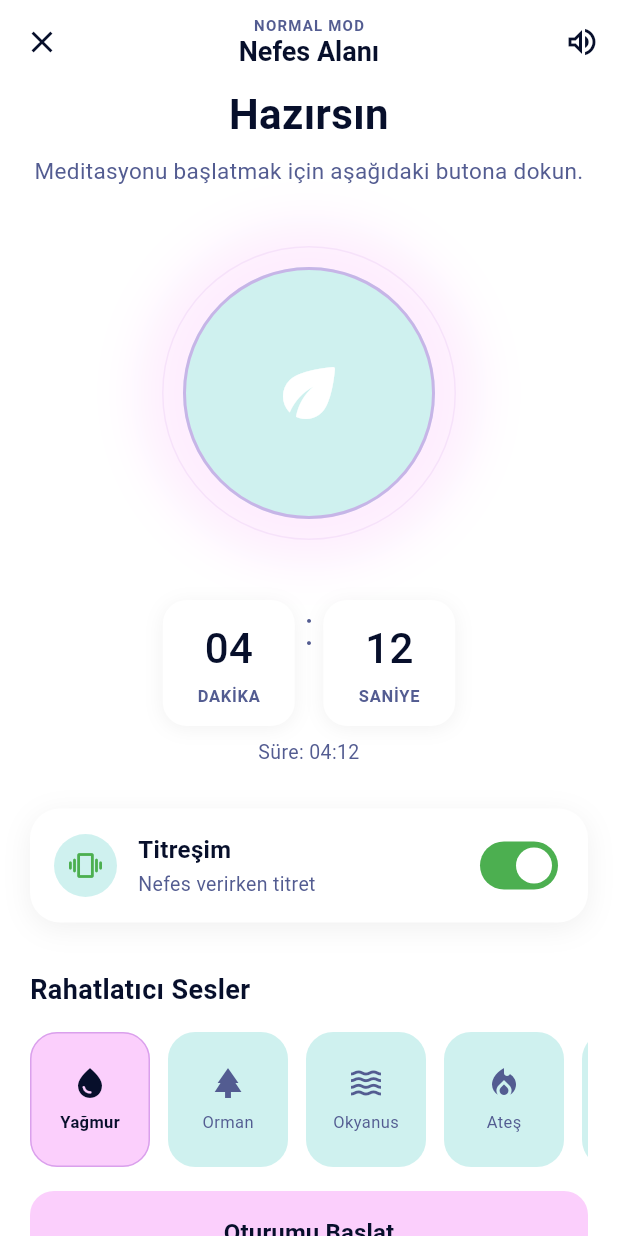
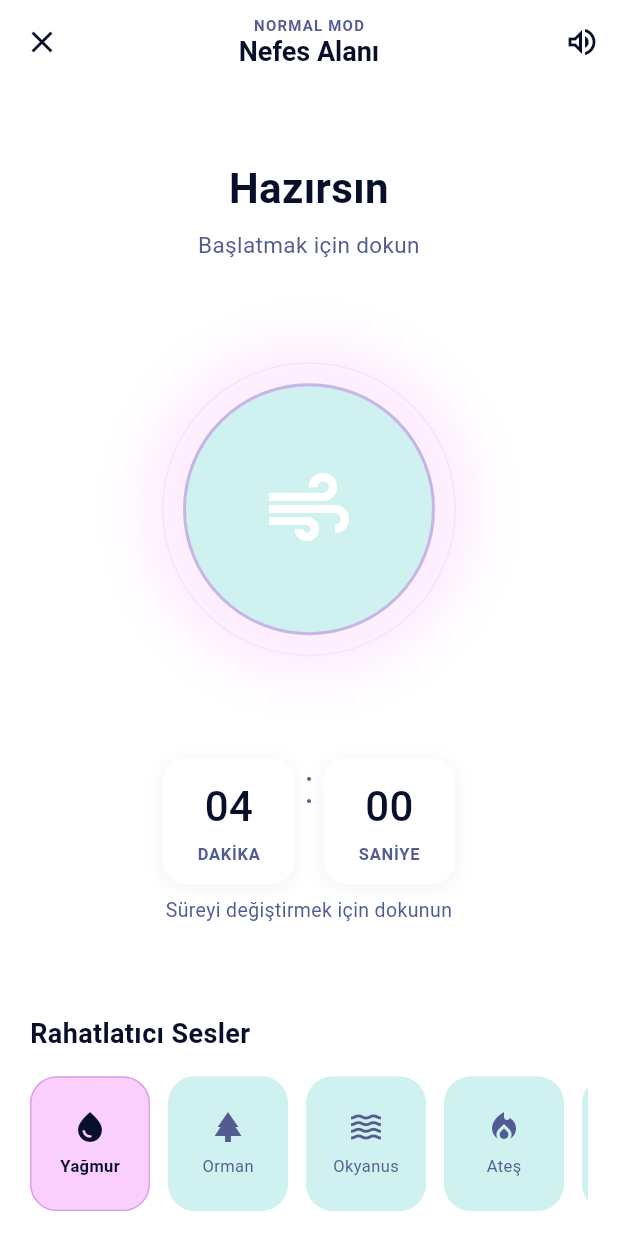
Before and after one commit to elifcerenaslan/empathConnect, a Flutter app: the screen it shows after launch, item 4 of the bottom bar chosen, on a phone screen of 412 x 824 dp. Run offline on Flutter 3.47's test engine with Material 3 defaults, Android fonts, the phone set to English and light mode, and no system bars; our stand-ins replace cloud_firestore, firebase_auth, firebase_core, flutter_map, google_generative_ai, image_picker and 3 more; accounts and stored records are empty.

Commit message:
meditasyon güncellemesi

```diff
--- a/lib/features/meditation/view/meditation_view.dart
+++ b/lib/features/meditation/view/meditation_view.dart
@@ -28,18 +28,17 @@ class MeditationView extends StatefulWidget {
 
 class _MeditationViewState extends State<MeditationView>
     with TickerProviderStateMixin {
-  static const int _totalSessionSeconds = 4 * 60 + 12;
+  int _totalSessionSeconds = 4 * 60;
 
   late AnimationController _breathController;
   final AudioPlayer _audioPlayer = AudioPlayer();
   Ticker? _sessionCountdownTicker;
 
-  bool _vibrationOn = true;
   bool _wasExhaling = false;
   bool _sessionActive = false;
   bool _muted = false;
 
-  int _remainingSeconds = _totalSessionSeconds;
+  late int _remainingSeconds = _totalSessionSeconds;
 
   String selectedSound = 'Yağmur';
 
@@ -85,9 +84,6 @@ class _MeditationViewState extends State<MeditationView>
     if (!_sessionActive) return;
     final v = _breathController.value;
     final isExhaling = v > 0.5;
-    if (_vibrationOn && isExhaling && !_wasExhaling) {
-      HapticFeedback.mediumImpact();
-    }
     _wasExhaling = isExhaling;
   }
 
@@ -170,9 +166,13 @@ class _MeditationViewState extends State<MeditationView>
       _sessionActive = false;
       _remainingSeconds = _totalSessionSeconds;
     });
-    ScaffoldMessenger.of(context).showSnackBar(
-      const SnackBar(content: Text('Meditasyon süresi tamamlandı.')),
-    );
+
+    try {
+      await _audioPlayer.setAsset('assets/sounds/ding.mp3');
+      await _audioPlayer.setLoopMode(LoopMode.off);
+      await _audioPlayer.setVolume(_muted ? 0 : 1);
+      await _audioPlayer.play();
+    } catch (_) {}
   }
 
   Future<void> _teardownPlayback() async {
@@ -189,6 +189,62 @@ class _MeditationViewState extends State<MeditationView>
       _remainingSeconds = _totalSessionSeconds;
     });
     Navigator.of(context).maybePop();
+  }
+
+  Future<void> _stopSession() async {
+    await _teardownPlayback();
+    if (!mounted) return;
+    setState(() {
+      _sessionActive = false;
+      _remainingSeconds = _totalSessionSeconds;
+    });
+  }
+
+  void _showTimePicker() {
+    if (_sessionActive) return;
+    showModalBottomSheet(
+      context: context,
+      backgroundColor: Colors.transparent,
+      builder: (context) {
+        final isDarkMode = Theme.of(context).brightness == Brightness.dark;
+        return Container(
+          height: 300,
+          decoration: BoxDecoration(
+            color: isDarkMode ? const Color(0xFF1C1C2D) : Colors.white,
+            borderRadius: const BorderRadius.vertical(top: Radius.circular(20)),
+          ),
+          child: Column(
+            children: [
+              const Padding(
+                padding: EdgeInsets.all(16.0),
+                child: Text(
+                  'Meditasyon Süresi (Dakika)',
+                  style: TextStyle(fontSize: 18, fontWeight: FontWeight.bold),
+                ),
+              ),
+              Expanded(
+                child: ListView.builder(
+                  itemCount: 60,
+                  itemBuilder: (context, index) {
+                    final minutes = index + 1;
+                    return ListTile(
+                      title: Text('$minutes Dakika', textAlign: TextAlign.center),
+                      onTap: () {
+                        setState(() {
+                          _totalSessionSeconds = minutes * 60;
+                          _remainingSeconds = _totalSessionSeconds;
+                        });
+                        Navigator.pop(context);
+                      },
+                    );
+                  },
+                ),
+              ),
+            ],
+          ),
+        );
+      },
+    );
   }
 
   Future<void> _toggleMute() async {
@@ -240,13 +296,6 @@ class _MeditationViewState extends State<MeditationView>
     final subtle = isDarkMode
         ? AppTheme.meditationTextMutedDark
         : AppTheme.meditationTextMutedLight;
-
-    final endBg = isDarkMode
-        ? AppTheme.meditationEndButtonBackgroundDark
-        : AppTheme.meditationEndButtonBackgroundLight;
-    final endFg = isDarkMode
-        ? AppTheme.meditationEndButtonForegroundDark
-        : AppTheme.meditationEndButtonForegroundLight;
 
     final (minStr, secStr) = _timerDigits();
 
@@ -300,6 +349,7 @@ class _MeditationViewState extends State<MeditationView>
         child: Column(
           crossAxisAlignment: CrossAxisAlignment.stretch,
           children: [
+            SizedBox(height: MediaQuery.of(context).size.height * 0.06),
             AnimatedBuilder(
               animation: _breathController,
               builder: (context, child) {
@@ -324,8 +374,8 @@ class _MeditationViewState extends State<MeditationView>
                     const SizedBox(height: 8),
                     Text(
                       _sessionActive
-                          ? 'Sakinleşmek için ritmi izle.'
-                          : 'Meditasyonu başlatmak için aşağıdaki butona dokun.',
+                          ? 'Durdurmak için dokun'
+                          : 'Başlatmak için dokun',
                       textAlign: TextAlign.center,
                       style: TextStyle(
                         fontSize: 15,
@@ -333,18 +383,29 @@ class _MeditationViewState extends State<MeditationView>
                         color: subtle,
                       ),
                     ),
-                    const SizedBox(height: 28),
-                    Transform.scale(
+                    const SizedBox(height: 56),
+                    GestureDetector(
+                      onTap: () {
+                        if (_sessionActive) {
+                          _stopSession();
+                        } else {
+                          _startSession();
+                        }
+                      },
+                      child: Transform.scale(
                         scale: scale,
                         child: child,
+                      ),
                     ),
                   ],
                 );
               },
               child: _BreathOrb(isDarkMode: isDarkMode),
             ),
-            const SizedBox(height: 28),
-            Row(
+            const SizedBox(height: 56),
+            GestureDetector(
+              onTap: _showTimePicker,
+              child: Row(
                 mainAxisAlignment: MainAxisAlignment.center,
                 crossAxisAlignment: CrossAxisAlignment.start,
                 children: [
@@ -372,81 +433,17 @@ class _MeditationViewState extends State<MeditationView>
                   ),
                 ],
               ),
+            ),
             if (!_sessionActive) ...[
               const SizedBox(height: 8),
               Text(
-                'Süre: ${_formatClock(_totalSessionSeconds)}',
+                'Süreyi değiştirmek için dokunun',
                 textAlign: TextAlign.center,
                 style: TextStyle(fontSize: 13, color: subtle),
               ),
             ],
             const SizedBox(height: 28),
-            Container(
-              padding: const EdgeInsets.symmetric(horizontal: 16, vertical: 14),
-              decoration: BoxDecoration(
-                color: isDarkMode
-                    ? AppTheme.meditationCardSurfaceDark
-                    : AppTheme.meditationCardSurfaceLight,
-                borderRadius: BorderRadius.circular(20),
-                boxShadow: [
-                  BoxShadow(
-                    color: Colors.black.withOpacity(0.06),
-                    blurRadius: 16,
-                    offset: const Offset(0, 4),
-                  ),
-                ],
-              ),
-              child: Row(
-                children: [
-                  Container(
-                    padding: const EdgeInsets.all(10),
-                    decoration: BoxDecoration(
-                      color: isDarkMode
-                          ? AppTheme.meditationVibrationCircleDark
-                          : AppTheme.meditationVibrationCircleLight,
-                      shape: BoxShape.circle,
-                    ),
-                    child: Icon(
-                      Icons.vibration_rounded,
-                      color: AppTheme.meditationSwitchTrackActive,
-                      size: 22,
-                    ),
-                  ),
-                  const SizedBox(width: 14),
-                  Expanded(
-                    child: Column(
-                      crossAxisAlignment: CrossAxisAlignment.start,
-                      children: [
-                        Text(
-                          'Titreşim',
-                          style: TextStyle(
-                            fontWeight: FontWeight.bold,
-                            fontSize: 16,
-                            color: foreground,
-                          ),
-                        ),
-                        const SizedBox(height: 2),
-                        Text(
-                          'Nefes verirken titret',
-                          style: TextStyle(
-                            fontSize: 13,
-                            color: subtle,
-                          ),
-                        ),
-                      ],
-                    ),
-                  ),
-                  Switch.adaptive(
-                    value: _vibrationOn,
-                    activeColor: AppTheme.meditationSwitchThumb,
-                    activeTrackColor: AppTheme.meditationSwitchTrackActive,
-                    onChanged: (on) {
-                      setState(() => _vibrationOn = on);
-                    },
-                  ),
-                ],
-              ),
-            ),
+
             const SizedBox(height: 32),
             Text(
               'Rahatlatıcı Sesler',
@@ -526,45 +523,7 @@ class _MeditationViewState extends State<MeditationView>
                 },
               ),
             ),
-            const SizedBox(height: 16),
-            if (!_sessionActive)
-              FilledButton(
-                onPressed: _startSession,
-                style: FilledButton.styleFrom(
-                  backgroundColor: scheme.primary,
-                  foregroundColor: scheme.onPrimary,
-                  padding: const EdgeInsets.symmetric(vertical: 16),
-                  shape: RoundedRectangleBorder(
-                    borderRadius: BorderRadius.circular(16),
-                  ),
-                ),
-                child: const Text(
-                  'Oturumu Başlat',
-                  style: TextStyle(
-                    fontSize: 16,
-                    fontWeight: FontWeight.w600,
-                  ),
-                ),
-              )
-            else
-              FilledButton(
-                onPressed: _endSessionAndLeave,
-                style: FilledButton.styleFrom(
-                  backgroundColor: endBg,
-                  foregroundColor: endFg,
-                  padding: const EdgeInsets.symmetric(vertical: 16),
-                  shape: RoundedRectangleBorder(
-                    borderRadius: BorderRadius.circular(16),
-                  ),
-                ),
-                child: const Text(
-                  'Oturumu Bitir',
-                  style: TextStyle(
-                    fontSize: 16,
-                    fontWeight: FontWeight.w600,
-                  ),
-                ),
-              ),
+
             const SizedBox(height: 24),
           ],
         ),
@@ -639,8 +598,8 @@ class _BreathOrb extends StatelessWidget {
               ),
             ),
             child: Icon(
-              Icons.eco_rounded,
-              size: 52,
+              Icons.air,
+              size: 64,
               color: isDarkMode
                   ? AppTheme.meditationBreathLeafDark
                   : AppTheme.meditationBreathLeafLight,
```
Also changed, not shown: 1 other file. Lines whose indentation alone changed are shown as unchanged.
